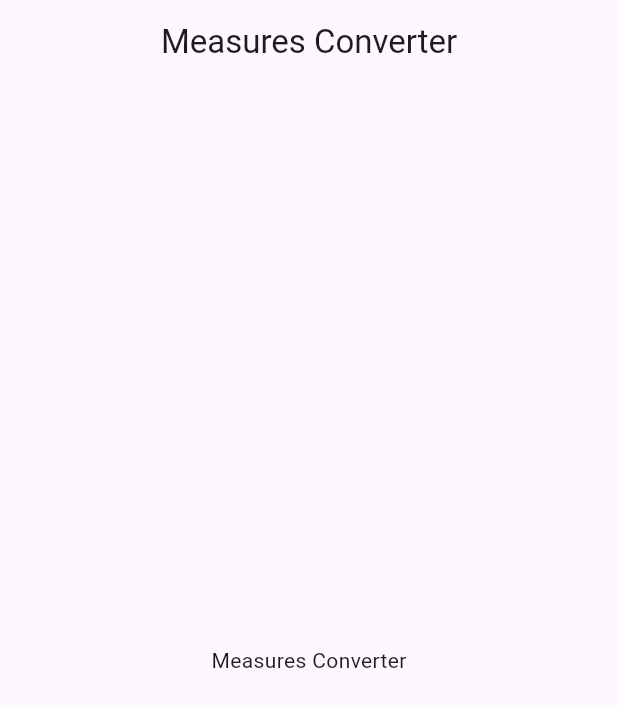
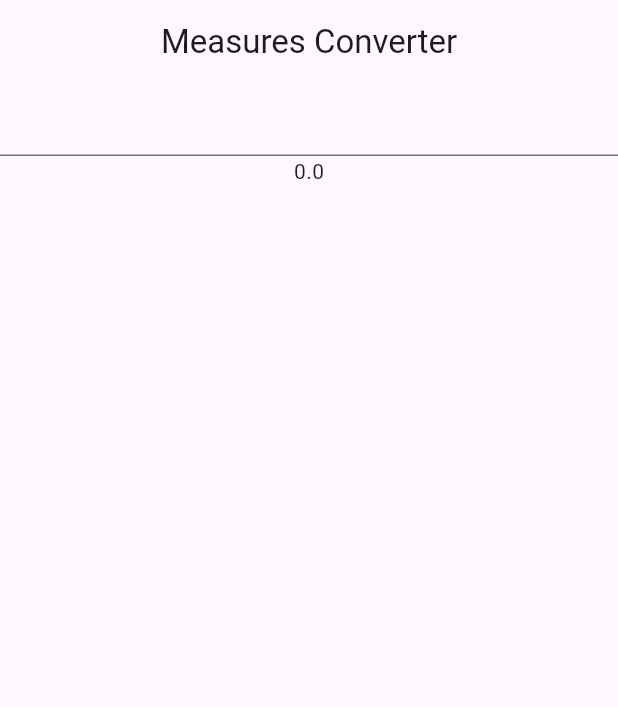
Before and after one commit to wnlejddl/flutter-study, a Flutter app: the screen it shows after launch, on a phone screen of 412 x 824 dp. Shown: the top 707 px of the screen. Run offline on Flutter 3.47's test engine with Material 3 defaults, Android fonts, the phone set to English and light mode, and no system bars.

```diff
--- a/lib/unit_converter.dart
+++ b/lib/unit_converter.dart
@@ -1,4 +1,5 @@
 import 'package:flutter/material.dart';
+import 'dart:developer';
 
 class UnitConverter extends StatefulWidget {
   @override
@@ -6,6 +7,8 @@ class UnitConverter extends StatefulWidget {
 }
 
 class UnitConverterState extends State<UnitConverter> {
+  double? _numberFrom;
+
   @override
   Widget build(BuildContext context) {
     return MaterialApp(
@@ -14,10 +17,26 @@ class UnitConverterState extends State<UnitConverter> {
         appBar: AppBar(
           title: Center(child: Text('Measures Converter')),
         ),
-        body: Center(
-          child: Text('Measures Converter'),
+        body: Column(
+          children: [
+            TextField(
+              onChanged: (text) {
+                var rv = double.tryParse(text);
+                setState(() {
+                  _numberFrom = rv;
+                });
+              },
+            ),
+            Text((_numberFrom == null) ? ' ' : _numberFrom.toString())
+          ],
         ),
       ),
     );
   }
+
+  @override
+  void initState() {
+    _numberFrom = 0;
+    super.initState();
+  }
 }
```
